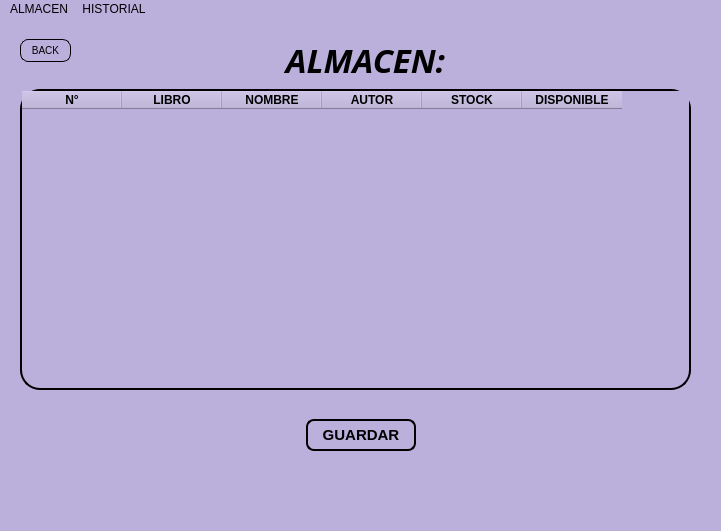
The window that BIBLIOTECA_PROY/assets/list_consulta.ui (mixano611/PROYECTO_PRG_POO_PY) describes before a commit, drawn with Qt 5.
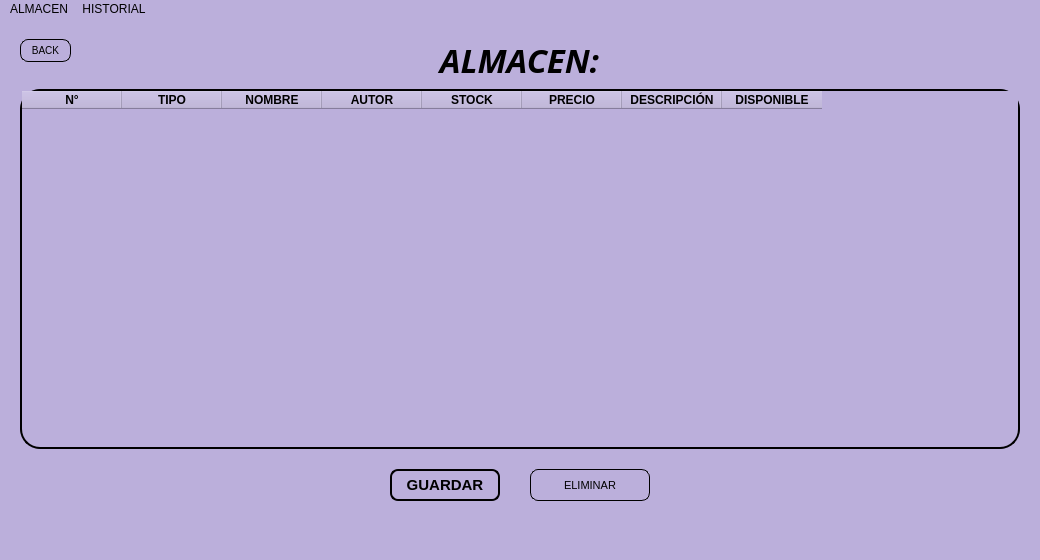
The same window after the commit.

Patch:
```diff
--- a/BIBLIOTECA_PROY/assets/list_consulta.ui
+++ b/BIBLIOTECA_PROY/assets/list_consulta.ui
@@ -6,8 +6,8 @@
    <rect>
     <x>0</x>
     <y>0</y>
-    <width>721</width>
-    <height>531</height>
+    <width>1040</width>
+    <height>560</height>
    </rect>
   </property>
   <property name="windowTitle">
@@ -20,7 +20,7 @@
    <widget class="QLabel" name="label">
     <property name="geometry">
      <rect>
-      <x>260</x>
+      <x>414</x>
       <y>20</y>
       <width>211</width>
       <height>41</height>
@@ -47,8 +47,8 @@
      <rect>
       <x>20</x>
       <y>70</y>
-      <width>671</width>
-      <height>301</height>
+      <width>1000</width>
+      <height>360</height>
      </rect>
     </property>
     <property name="styleSheet">
@@ -75,7 +75,7 @@
     </column>
     <column>
      <property name="text">
-      <string>LIBRO</string>
+      <string>TIPO</string>
      </property>
      <property name="font">
       <font>
@@ -117,6 +117,28 @@
       </font>
      </property>
     </column>
+    <column>
+     <property name="text">
+      <string>PRECIO</string>
+     </property>
+     <property name="font">
+      <font>
+       <weight>75</weight>
+       <bold>true</bold>
+      </font>
+     </property>
+    </column>
+    <column>
+     <property name="text">
+      <string>DESCRIPCIÓN</string>
+     </property>
+     <property name="font">
+      <font>
+       <weight>75</weight>
+       <bold>true</bold>
+      </font>
+     </property>
+    </column>
     <column>
      <property name="text">
       <string>DISPONIBLE</string>
@@ -160,8 +182,8 @@
    <widget class="QPushButton" name="btnGuardar">
     <property name="geometry">
      <rect>
-      <x>306</x>
-      <y>400</y>
+      <x>390</x>
+      <y>450</y>
       <width>110</width>
       <height>32</height>
      </rect>
@@ -192,6 +214,32 @@
      <string>GUARDAR</string>
     </property>
    </widget>
+   <widget class="QPushButton" name="btnEliminar">
+    <property name="geometry">
+     <rect>
+      <x>530</x>
+      <y>450</y>
+      <width>120</width>
+      <height>32</height>
+     </rect>
+    </property>
+    <property name="styleSheet">
+     <string notr="true">QPushButton{
+	border: 1px solid #000000;
+	border-radius: 8px;
+	background-color: #BBAFDB;
+	color: black;
+	font-size: 11px;
+	cursor: pointer;
+}
+QPushButton:hover {
+	background-color: #8E7CC3;
+}</string>
+     </property>
+    <property name="text">
+     <string>ELIMINAR</string>
+    </property>
+   </widget>
   </widget>
   <widget class="QStatusBar" name="statusbar"/>
   <widget class="QMenuBar" name="menubar">
@@ -199,7 +247,7 @@
     <rect>
      <x>0</x>
      <y>0</y>
-     <width>721</width>
+     <width>1040</width>
      <height>26</height>
     </rect>
    </property>
```
